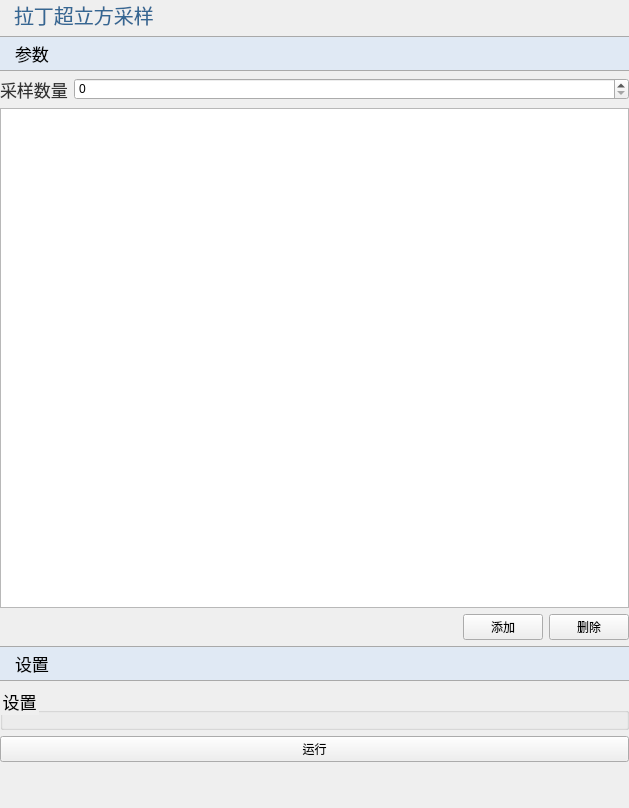
First picture: the form in plugins/Base_SurrogateModel/LatinHypercubeSampling.ui, repository asd977/base_cae, before the edit.
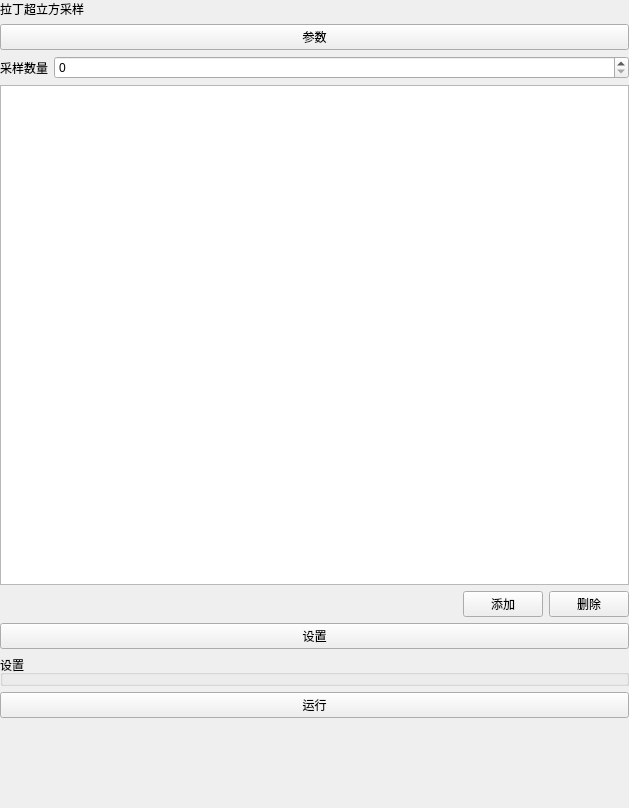
Second picture: the form after the edit. Icons and pictures are not drawn.

Diff of the .ui file:
```diff
--- a/plugins/Base_SurrogateModel/LatinHypercubeSampling.ui
+++ b/plugins/Base_SurrogateModel/LatinHypercubeSampling.ui
@@ -13,131 +13,6 @@
   <property name="windowTitle">
    <string>Form</string>
   </property>
-  <property name="styleSheet">
-   <string notr="true">QWidget{
-font-family: &quot;Microsoft YaHei&quot;, &quot;微软雅黑&quot;;
-}
-QPushButton#pushButton_2,
-QPushButton#pushButton {
-    background-color: rgb(224, 233, 244);
-    border-width: 1px;
-    border-color: rgb(121, 121, 121);
-    border-style: solid;
-    height: 33px;
-    border-top: 1px solid rgb(169, 169, 169); /* 上边框为灰色 */
-    border-bottom: 1px solid rgb(169, 169, 169); /* 下边框为灰色 */
-    border-left: none; /* 移除左边框 */
-    border-right: none;
-    text-align: left;
-	padding-left: 15px;
-	font-size: 17px;
-	border-style: solid;
-}
-QLabel {
-    font-family: &quot;Microsoft YaHei&quot;, &quot;微软雅黑&quot;;
-    font-size: 17px;
-    text-align: left;
-    color: rgb(51, 51, 51);
-    white-space: nowrap;
-    line-height: 50px;
-    position: absolute;
-    top: 0px;
-    left: 0px;
-}
-QLabel#label {
-    font-size: 20px;
-    font-family: &quot;Microsoft YaHei&quot;, 微软雅黑;
-    text-align: left;
-	padding-left:9px;
-    color: rgb(53, 103, 147);
-}
-QComboBox {
-    font-family: &quot;Microsoft YaHei&quot;, 微软雅黑;
-    font-size: 17px;
-    text-align: left;
-    color: rgb(51, 51, 51);
-    padding-left:6px;
-    background: rgb(240, 240, 240);
-    border: 1px solid rgb(169, 169, 169);
-    border-radius: 3px; /* 设置边框的圆角半径为5像素 */
-}
-QComboBox::drop-down {
-    background: rgb(240, 240, 240);
-}
-QComboBox::down-arrow {
-    image: url(:/resources/down_arrow.png); /* 替换下拉箭头图标 */
-}
-/*QCombobox右侧按钮*/
-QComboBox::drop-down {
-    subcontrol-origin: padding;
-    subcontrol-position: top right;/*放于右方顶部*/
-    border-top-right-radius: 3px;/*设置边框圆角*/
-    border-bottom-right-radius: 3px;
-}
-QLineEdit {
-    border: 1px solid rgb(200, 200, 200); /* 设置边框为淡灰色 */
-    border-radius: 2px; /* 设置圆角半径为 5 像素 */
-	font-size: 17px;
-}
-QLineEdit:focus {
-    border-color: rgb(100, 100, 255); /* 设置焦点时的边框颜色为蓝色 */
-    outline: none; /* 去掉默认的焦点边框 */
-}
-
-QRadioButton {
-    font-size: 17px; /* 设置字体大小为 14 像素 */
-}
-
-QCheckBox {
-    font-size: 17px; /* 设置字体大小为 14 像素 */
-}
-
-QGroupBox{
-    font-size: 17px; /* 设置字体大小为 14 像素 */   
-}
-
-QPushButton#pushButton_contour_multi{
-    background-color: rgb(255, 255, 255); /* 背景色 */
-    border-width: 1px;                   /* 边框宽度 */
-    border-color: rgb(121, 121, 121);    /* 边框颜色 */	
-	font-size: 17px;
-    border-style: solid;                 /* 边框样式 */
-    border-radius: 2px;                /* 边框圆角 */
-    text-align: center;                    /* 文字左对齐 */
-
-    /* 默认状态 */
-}
-QPushButton#pushButton_contour_multi:hover{
-    background-color: rgb(235, 235, 235); /* 悬浮时的背景色 */
-    border-color: rgb(100, 100, 100);     /* 悬浮时的边框颜色 */
-}
-
-QPushButton#pushButton_contour_multi:pressed{
-    background-color: rgb(200, 200, 200); /* 点击时的背景色 */
-    border-color: rgb(80, 80, 80);         /* 点击时的边框颜色 */
-}
-
-QPushButton#pushButton_contour_single{
-    background-color: rgb(255, 255, 255); /* 背景色 */
-    border-width: 1px;                   /* 边框宽度 */
-    border-color: rgb(121, 121, 121);    /* 边框颜色 */	
-	font-size: 17px;
-    border-style: solid;                 /* 边框样式 */
-    border-radius: 2px;                /* 边框圆角 */
-    text-align: center;                    /* 文字左对齐 */
-
-    /* 默认状态 */
-}
-QPushButton#pushButton_contour_single:hover{
-    background-color: rgb(235, 235, 235); /* 悬浮时的背景色 */
-    border-color: rgb(100, 100, 100);     /* 悬浮时的边框颜色 */
-}
-
-QPushButton#pushButton_contour_single:pressed{
-    background-color: rgb(200, 200, 200); /* 点击时的背景色 */
-    border-color: rgb(80, 80, 80);         /* 点击时的边框颜色 */
-}</string>
-  </property>
   <layout class="QVBoxLayout" name="verticalLayout">
    <property name="leftMargin">
     <number>0</number>
```
